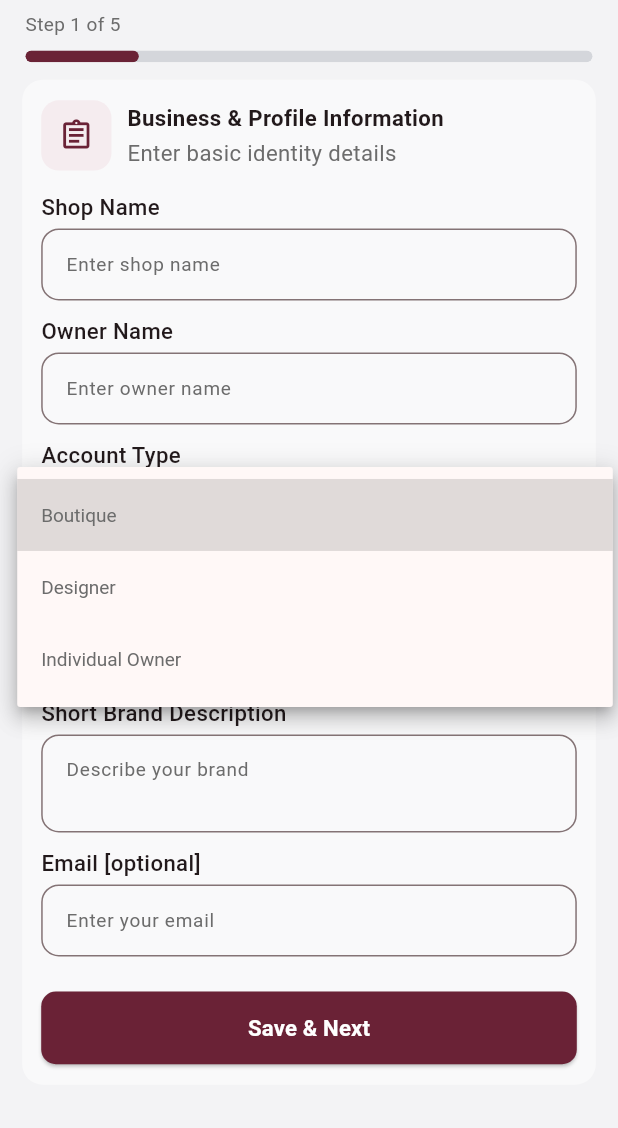
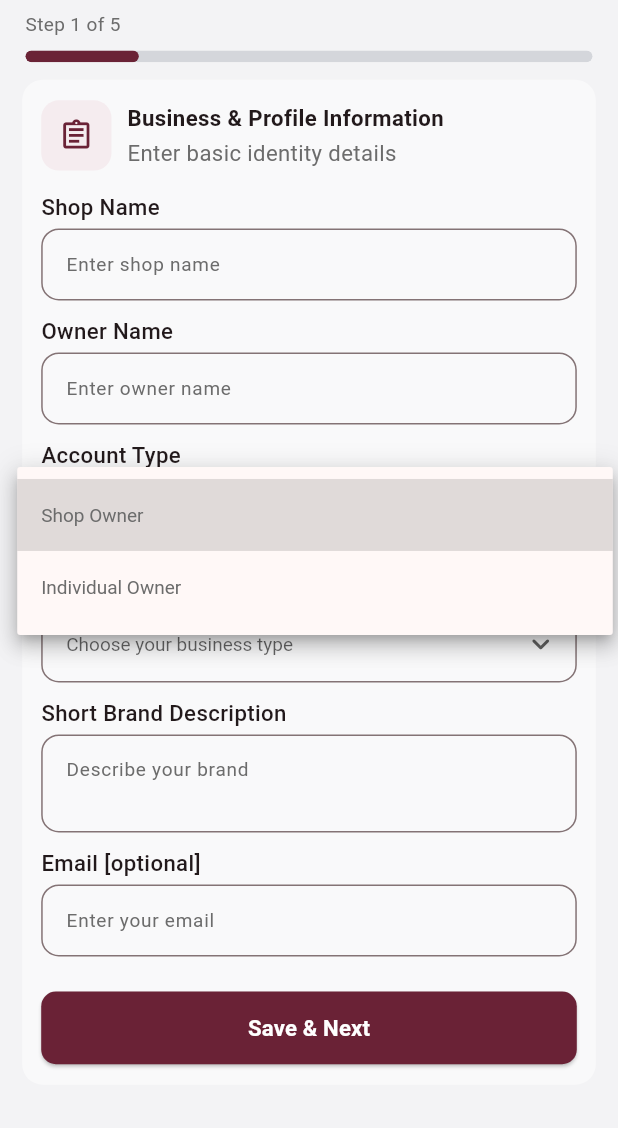
Before and after one commit to prem-create/onesoff_android, a Flutter app: the VendorOnboardingScreen screen opened by its route, after a tap on "Choose your account type", on a phone screen of 412 x 824 dp, the part 49-1177 px from its top. Run offline on Flutter 3.47's test engine with Material 3 defaults, Android fonts, the phone set to English and light mode, and no system bars; our stand-ins replace confetti, file_picker, get.

Commit message:
progress/text_editing_controller_refactored

```diff
--- a/lib/app/screens/vendorPortion/onboarding/getx/vendor_onboarding_controller.dart
+++ b/lib/app/screens/vendorPortion/onboarding/getx/vendor_onboarding_controller.dart
@@ -9,55 +9,98 @@ class VendorOnboardingController extends GetxController {
   final AppSessionController session = Get.find<AppSessionController>();
 
   final RxInt currentStep = 0.obs;
+  //step 1
+  final TextEditingController phoneNumberContoller = TextEditingController();
+  final TextEditingController ownerNameController = TextEditingController();
+  final TextEditingController emailController = TextEditingController();
+  final TextEditingController shortBrandDescriptionController =
+      TextEditingController();
 
+  /// step 2
   final TextEditingController shopNameController = TextEditingController();
-  final TextEditingController ownerNameController = TextEditingController();
-  final TextEditingController shortBrandDescriptionController = TextEditingController();
-  final TextEditingController emailController = TextEditingController();
+  final TextEditingController googleBusinessProfileController =
+      TextEditingController();
+  final TextEditingController gstController = TextEditingController();
 
+  final TextEditingController occupationController = TextEditingController();
+
+  final TextEditingController pinCodeController = TextEditingController();
   final TextEditingController shopAddressController = TextEditingController();
-  final TextEditingController pinCodeController = TextEditingController();
-  final TextEditingController googleBusinessProfileController = TextEditingController();
   final TextEditingController startTimeController = TextEditingController();
   final TextEditingController endTimeController = TextEditingController();
 
-  final TextEditingController panCardController = TextEditingController();
+  ///step 3
   final TextEditingController aadhaarController = TextEditingController();
-  final TextEditingController gstController = TextEditingController();
-  final TextEditingController bankAccountHolderController = TextEditingController();
+  final TextEditingController accountNumberController = TextEditingController();
+  final TextEditingController bankAccountHolderController =
+      TextEditingController();
   final TextEditingController bankNameController = TextEditingController();
-  final TextEditingController accountNumberController = TextEditingController();
+  final TextEditingController bankBranchController = TextEditingController();
   final TextEditingController ifscController = TextEditingController();
+  final TextEditingController upiController = TextEditingController();
 
-  final TextEditingController inventoryVolumeController = TextEditingController();
+  ///step 4
+  final TextEditingController inventoryVolumeController =
+      TextEditingController();
   final Rx<RangeValues> priceRange = const RangeValues(0, 500).obs;
 
+  //TODO: not used in Figma design
+  final TextEditingController panCardController = TextEditingController();
+
+  //step 1
   final RxnString selectedAccountType = RxnString();
-  final RxnString selectedBusinessType = RxnString();
+
+  //step 2
+  final RxnString selectedExperience = RxnString();
   final RxnString selectedStoreType = RxnString();
+  final RxList<String> selectedWorkingDays = <String>[].obs;
+
+  final RxnString selectedPickupMethod = RxnString();
+
   final RxnString selectedState = RxnString();
   final RxnString selectedCity = RxnString();
-  final RxnString selectedDefaultRentalDuration = RxnString();
-  final RxnString selectedCleaningBuffer = RxnString();
 
-  final RxList<String> selectedWorkingDays = <String>[].obs;
+  //step 3
+  final RxnString selectedBusinessType = RxnString();
 
+  //step 4
   final RxList<String> selectedPrimaryCategories = <String>[].obs;
   final RxList<String> selectedTargetAudience = <String>[].obs;
   final RxList<String> selectedAvailableSizes = <String>[].obs;
 
+  //last step
+  final RxnString selectedDefaultRentalDuration = RxnString();
+  final RxnString selectedCleaningBuffer = RxnString();
+
+  //step 2
   final RxBool isTrialAvailable = false.obs;
   final RxBool isHomeDeliveryAvailable = false.obs;
   final RxBool isAlterationSupportAvailable = false.obs;
-  final RxBool acceptTerms = false.obs;
-  final RxBool acceptPolicy = false.obs;
-  final RxBool acceptEscrowTerms = false.obs;
+  final RxBool isMultipleOutfitsAvailable = false.obs;
+
+  //step 3
+  final RxBool isOwnershipDeclared = false.obs;
+
+  //step 4 and step 5
+
+  final RxBool acceptTermsAndConditions = false.obs;
+  final RxBool acceptCommissionAgreement = false.obs;
+  final RxBool acceptCancellationPolicy = false.obs;
+  final RxBool acceptDepositRules = false.obs;
+
+  final RxBool acceptOrderHandlingRules = false.obs;
+  final RxBool acceptQualityStandards = false.obs;
+  final RxBool acceptReturnHandlingRules = false.obs;
+
+  final RxBool acceptPassiveOwnershipModel = false.obs;
+  final RxBool acceptPlatformPricingControl = false.obs;
+  final RxBool acceptRevenueShare = false.obs;
+  final RxBool acceptMaintenanceDeductionRules = false.obs;
 
   final RxMap<String, String> selectedFiles = <String, String>{}.obs;
 
   List<String> get accountTypeOptions => const <String>[
-        'Boutique',
-        'Designer',
+    'Shop Owner',
     'Individual Owner',
   ];
 
@@ -104,8 +147,9 @@ class VendorOnboardingController extends GetxController {
     if (selectedState.value == null || selectedState.value!.trim().isEmpty) {
       return const <String>[];
     }
-    return (stateCityMap[selectedState.value] ?? const <String>[])
-        .toList(growable: false);
+    return (stateCityMap[selectedState.value] ?? const <String>[]).toList(
+      growable: false,
+    );
   }
 
   List<String> get workingDayOptions => const <String>[
@@ -150,7 +194,8 @@ class VendorOnboardingController extends GetxController {
 
   void updateState(String? state) {
     selectedState.value = state;
-    if (state == null || !(stateCityMap[state]?.contains(selectedCity.value) ?? false)) {
+    if (state == null ||
+        !(stateCityMap[state]?.contains(selectedCity.value) ?? false)) {
       selectedCity.value = null;
     }
   }
--- a/lib/app/screens/vendorPortion/onboarding/vendor_onboarding_screen.dart
+++ b/lib/app/screens/vendorPortion/onboarding/vendor_onboarding_screen.dart
@@ -23,6 +23,7 @@ class VendorOnboardingScreen extends GetView<VendorOnboardingController> {
             return Column(
               crossAxisAlignment: CrossAxisAlignment.start,
               children: <Widget>[
+                //header
                 Padding(
                   padding: EdgeInsets.fromLTRB(
                     DeviceResponsive.w(context, 16),
@@ -63,7 +64,10 @@ class VendorOnboardingScreen extends GetView<VendorOnboardingController> {
                     ),
                   ),
                 ),
+
                 SizedBox(height: DeviceResponsive.h(context, 12)),
+
+                //body
                 Expanded(
                   child: SingleChildScrollView(
                     keyboardDismissBehavior: ScrollViewKeyboardDismissBehavior.onDrag,
```
Also changed, not shown: pubspec.lock. Lines whose indentation alone changed are shown as unchanged.
